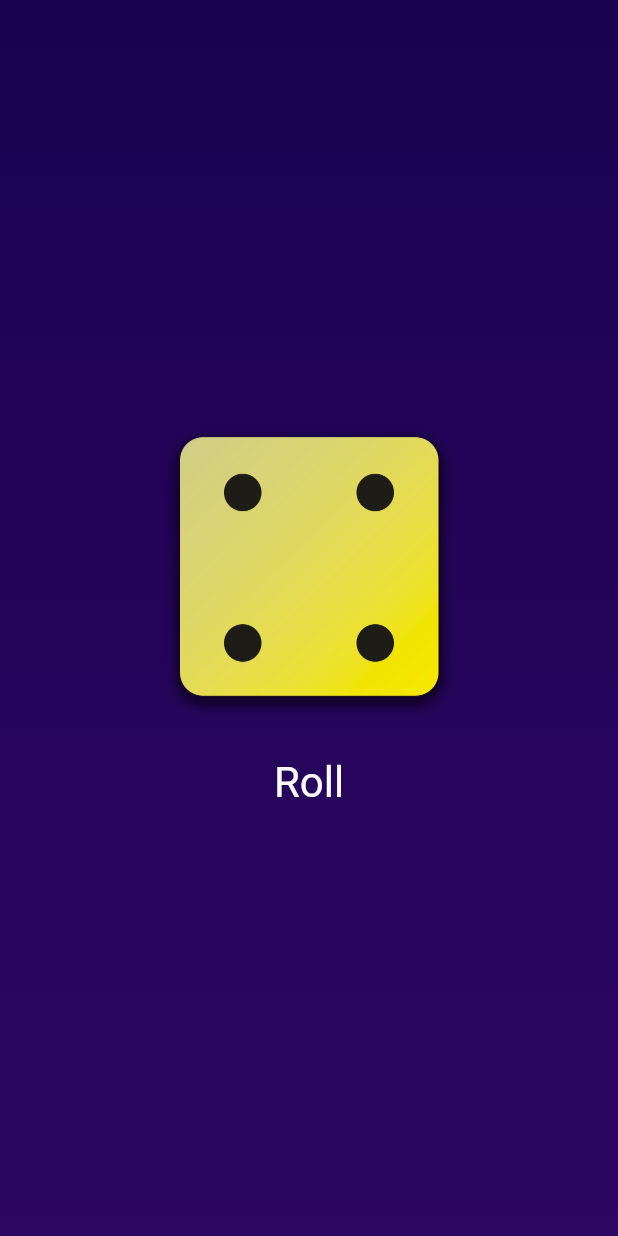
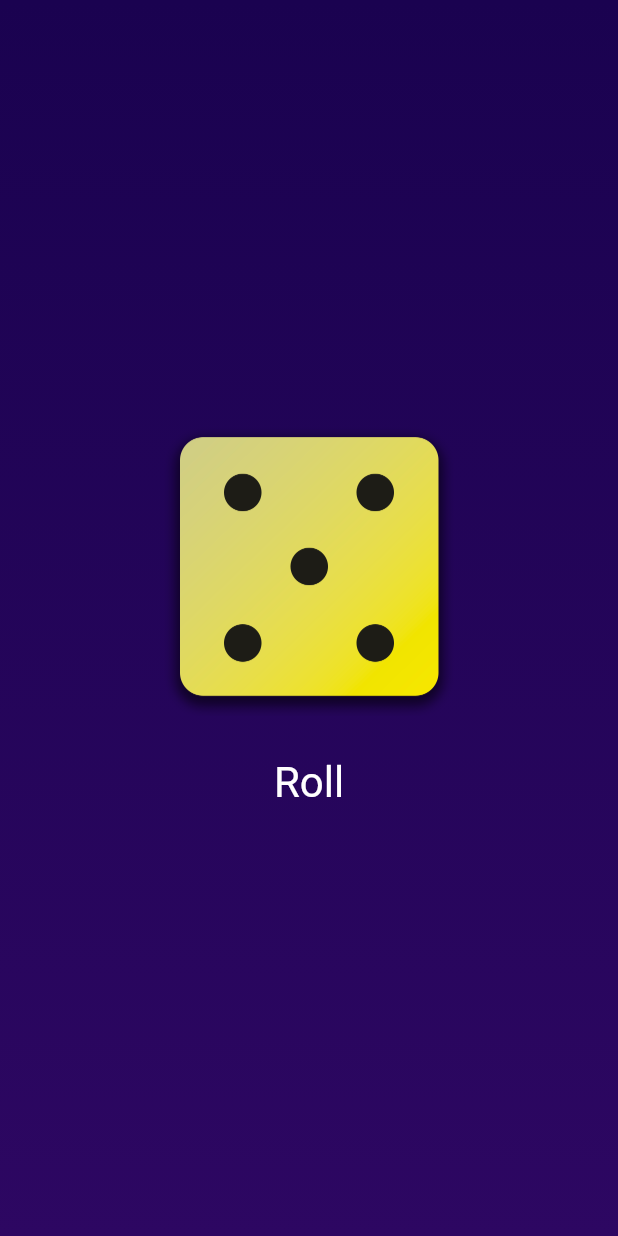
Before and after one commit to maryamsarafrazi/flutter-learning, a Flutter app: the screen it shows after launch, after a tap on "Roll", on a phone screen of 412 x 824 dp. Run offline on Flutter 3.47's test engine with Material 3 defaults, Android fonts, the phone set to English and light mode, and no system bars.

```diff
--- a/first_app/lib/dice_roller.dart
+++ b/first_app/lib/dice_roller.dart
@@ -1,3 +1,5 @@
+import 'dart:math';
+
 import 'package:flutter/material.dart';
 
 class DiceRoller extends StatefulWidget {
@@ -10,20 +12,20 @@ class DiceRoller extends StatefulWidget {
 }
 
 class _DiceRollerState extends State<DiceRoller> {
-  var activeDiceImage = 'assets/images/dice-2.png';
+  final randomiser = Random();
+  var currentNumber = Random().nextInt(6) + 1;
 
   void rollDice() {
     setState(() {
-      activeDiceImage = 'assets/images/dice-4.png';
+      currentNumber = randomiser.nextInt(6) + 1;
     });
-    print('Changing the dice ...');
   }
 
   @override
   Widget build(context) {
     return Column(mainAxisSize: MainAxisSize.min, children: [
       Image.asset(
-        activeDiceImage,
+        'assets/images/dice-$currentNumber.png',
         width: 200,
       ),
       const SizedBox(
```
